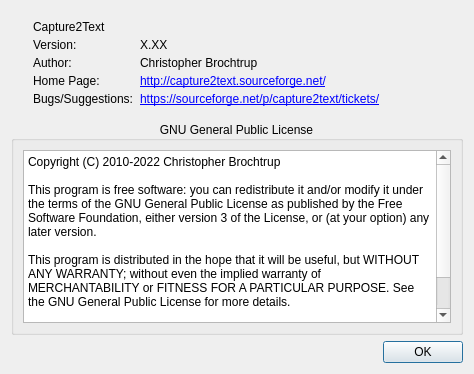
The window that AboutDialog.ui (setsumi/Capture2TextPlus) describes before a commit, drawn with Qt 5.
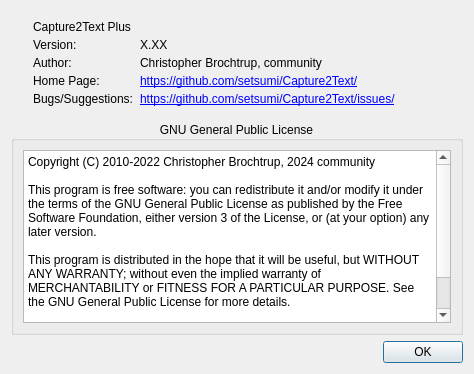
The same window after the commit. Icons and pictures are not drawn.

Commit message: update about info

What changed in the file:
```diff
--- a/AboutDialog.ui
+++ b/AboutDialog.ui
@@ -37,7 +37,7 @@
       <item row="0" column="0">
        <widget class="QLabel" name="label_4">
         <property name="text">
-         <string>Capture2Text</string>
+         <string>Capture2Text Plus</string>
         </property>
        </widget>
       </item>
@@ -65,7 +65,7 @@
       <item row="2" column="1">
        <widget class="QLabel" name="label_6">
         <property name="text">
-         <string>Christopher Brochtrup</string>
+         <string>Christopher Brochtrup, community</string>
         </property>
        </widget>
       </item>
@@ -79,7 +79,7 @@
       <item row="3" column="1">
        <widget class="QLabel" name="labelHomePageLink">
         <property name="text">
-         <string>&lt;a href=&quot;none&quot;&gt;http://capture2text.sourceforge.net/&lt;/a&gt;</string>
+         <string>&lt;a href=&quot;none&quot;&gt;https://github.com/setsumi/Capture2Text/&lt;/a&gt;</string>
         </property>
        </widget>
       </item>
@@ -93,7 +93,7 @@
       <item row="4" column="1">
        <widget class="QLabel" name="label_8">
         <property name="text">
-         <string>&lt;a href=&quot;none&quot;&gt;https://sourceforge.net/p/capture2text/tickets/&lt;/a&gt;</string>
+         <string>&lt;a href=&quot;none&quot;&gt;https://github.com/setsumi/Capture2Text/issues/&lt;/a&gt;</string>
         </property>
        </widget>
       </item>
@@ -115,7 +115,7 @@
          <bool>true</bool>
         </property>
         <property name="plainText">
-         <string>Copyright (C) 2010-2022 Christopher Brochtrup
+         <string>Copyright (C) 2010-2022 Christopher Brochtrup, 2024 community
 
 This program is free software: you can redistribute it and/or modify it under the terms of the GNU General Public License as published by the Free Software Foundation, either version 3 of the License, or (at your option) any later version.
 
```
Left out of the diff: 2 changed lines with no effect on the pictures.
